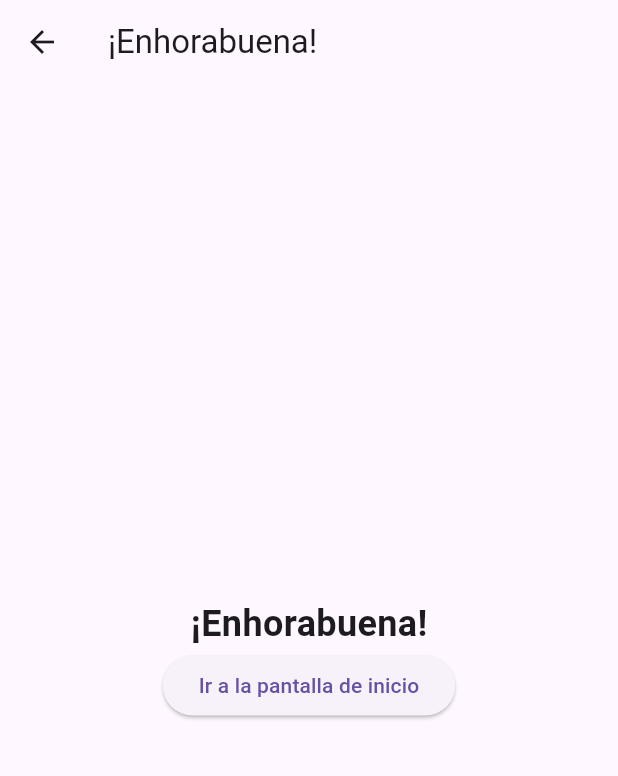
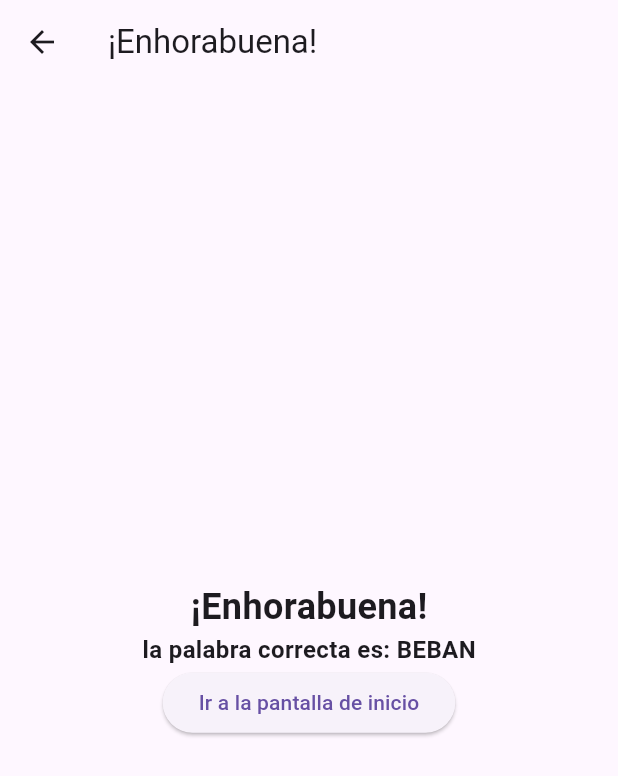
Before and after one commit to rafagcl01/wordlemoviles, a Flutter app: the Victoria screen opened directly, on a phone screen of 412 x 824 dp. Shown: the top 776 px of the screen. Run offline on Flutter 3.47's test engine with Material 3 defaults, Android fonts, the phone set to English and light mode, and no system bars; our stand-ins replace confetti.

Commit message:
Confetti en la victoria

```diff
--- a/wordle/lib/Logica/LogicaWordle.dart
+++ b/wordle/lib/Logica/LogicaWordle.dart
@@ -2,6 +2,7 @@ import 'dart:math';
 import 'package:flutter/material.dart';
 import 'package:wordle/scenes/Victoria.dart';
 import 'package:wordle/scenes/Derrota.dart';
+
 
 class WordleGame {
   late String _targetWord;
--- a/wordle/lib/scenes/Derrota.dart
+++ b/wordle/lib/scenes/Derrota.dart
@@ -1,5 +1,6 @@
 import 'package:flutter/material.dart';
 import 'Home.dart'; // Ajusta la ruta de importación según tu estructura de archivos
+import 'package:wordle/Logica/LogicaWordle.dart';
 
 class Derrota extends StatefulWidget {
   @override
@@ -21,6 +22,10 @@ class _DerrotaState extends State<Derrota> {
               '¡Lo siento, vuelve a intentarlo!',
               style: TextStyle(fontSize: 24, fontWeight: FontWeight.bold),
             ),
+            Text(
+              'la palabra correcta era: ${WordleGame().targetWord}' ,
+              style: TextStyle(fontSize: 16, fontWeight: FontWeight.bold),
+            ),
             ElevatedButton(
               onPressed: () {
                 // Navegar a la escena de inicio cuando se presiona el botón
--- a/wordle/lib/scenes/Victoria.dart
+++ b/wordle/lib/scenes/Victoria.dart
@@ -1,5 +1,7 @@
+import 'package:confetti/confetti.dart';
 import 'package:flutter/material.dart';
 import 'Home.dart';
+import 'package:wordle/Logica/LogicaWordle.dart';
 
 
 class Victoria extends StatefulWidget {
@@ -8,6 +10,20 @@ class Victoria extends StatefulWidget {
 }
 
 class _VictoriaState extends State<Victoria> {
+  late ConfettiController _confettiController;
+
+  @override
+  void initState() {
+    super.initState();
+    _confettiController = ConfettiController(duration: const Duration(seconds: 3));
+    // Llama a la función que activa el confeti al inicio
+    _activateConfetti();
+  }
+
+  // Función para activar el confeti
+  void _activateConfetti() {
+    _confettiController.play();
+  }
 
   @override
   Widget build(BuildContext context) {
@@ -19,9 +35,21 @@ class _VictoriaState extends State<Victoria> {
         child: Column(
           mainAxisAlignment: MainAxisAlignment.center,
           children: [
+            ConfettiWidget(
+              confettiController: _confettiController,
+              blastDirectionality: BlastDirectionality.explosive,
+              shouldLoop: false,
+              maxBlastForce: 5, // Ajusta según sea necesario
+              minBlastForce: 2, // Ajusta según sea necesario
+              emissionFrequency: 0.2, // Ajusta según sea necesario
+            ),
             Text(
               '¡Enhorabuena!',
               style: TextStyle(fontSize: 24, fontWeight: FontWeight.bold),
+            ),
+            Text(
+              'la palabra correcta es: ${WordleGame().targetWord}' ,
+              style: TextStyle(fontSize: 16, fontWeight: FontWeight.bold),
             ),
             ElevatedButton(
               onPressed: () {
```
